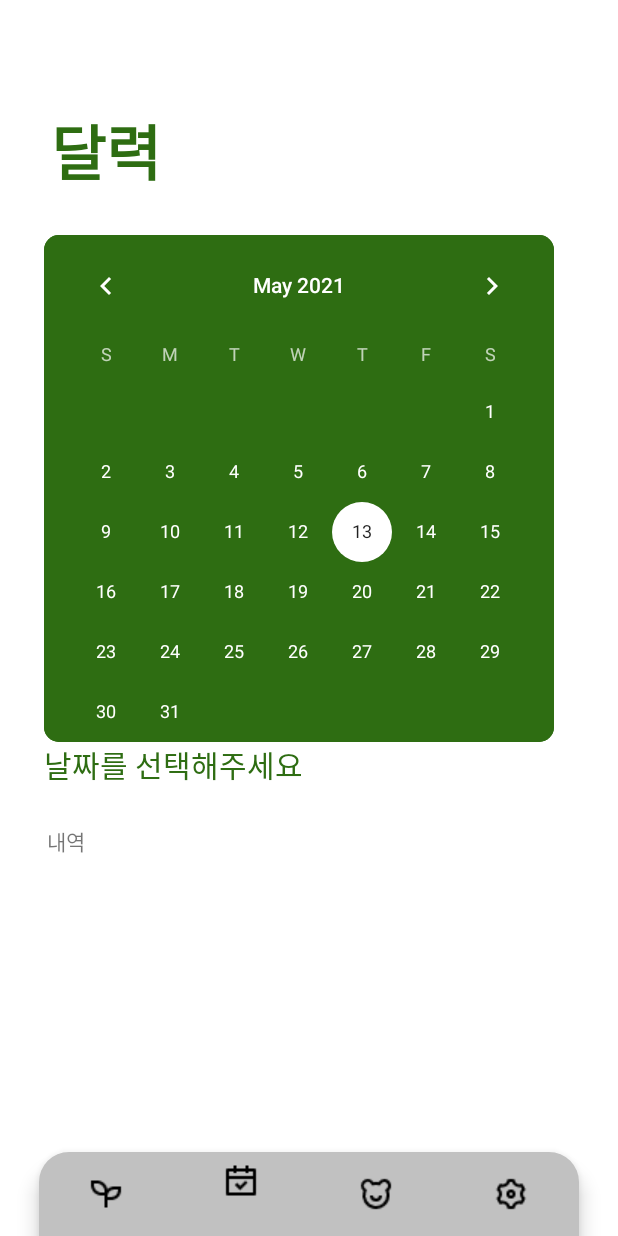
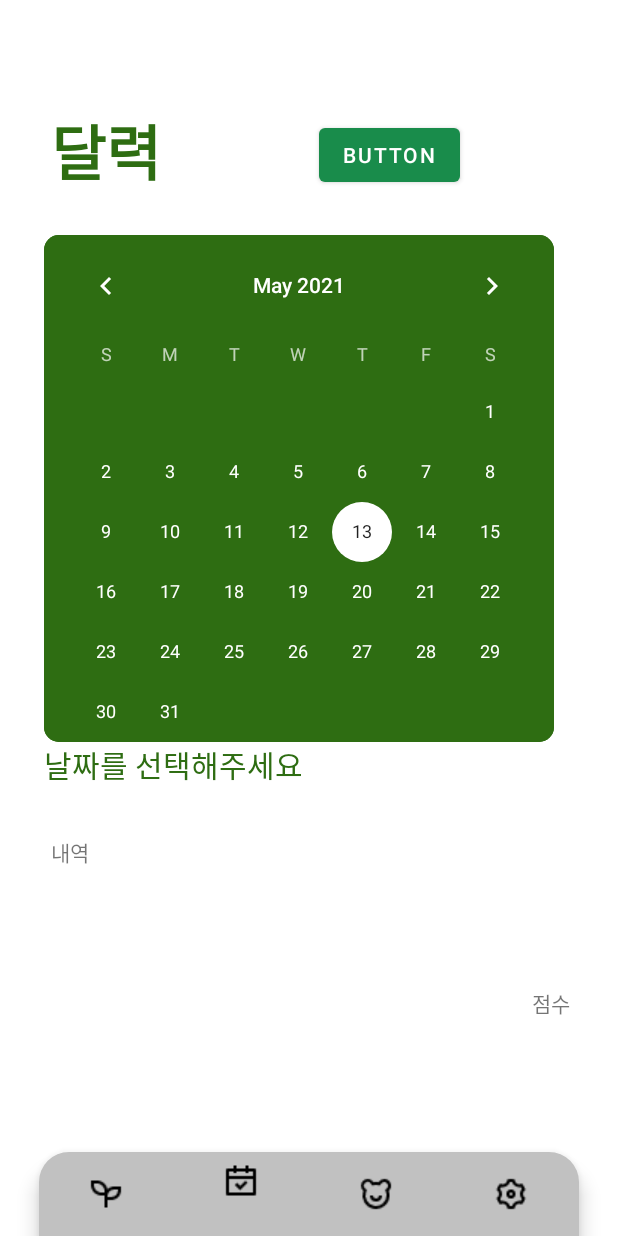
Before and after one commit to sunginkweon/ecoco, an Android app: the screen it shows after launch (MainActivity), item 2 of the bottom bar chosen, on a phone screen of 412 x 824 dp. Run offline under Robolectric (Android 15) with nearby library versions, the phone set to English and light mode, and no system bars.

Commit message:
ecoco 바꿈

```diff
--- a/app/src/main/java/com/example/ecoco/FragmentPage1.java
+++ b/app/src/main/java/com/example/ecoco/FragmentPage1.java
@@ -20,12 +20,13 @@ import androidx.fragment.app.Fragment;
 
 import java.text.SimpleDateFormat;
 import java.util.Calendar;
+import java.util.Objects;
 
 import static android.content.Context.MODE_PRIVATE;
 
 public class FragmentPage1 extends Fragment {
     @SuppressLint("SimpleDateFormat")
-    SimpleDateFormat format1 = new SimpleDateFormat( "yyyy-MM-dd");
+    SimpleDateFormat format1 = new SimpleDateFormat( "yyyy-M-d");
     Calendar time = Calendar.getInstance();
     String format_time1 = format1.format(time.getTime());
 
@@ -78,7 +79,7 @@ public class FragmentPage1 extends Fragment {
         b.setOnClickListener(new View.OnClickListener() {
             @Override
             public void onClick(View v) {
-                ((MainActivity) getActivity()).openDatabase("database");
+                ((MainActivity) Objects.requireNonNull(getActivity())).openDatabase("database");
                 ((MainActivity) getActivity()).createTable();
                 int num_result = 0; // 값 초기화
                 StringBuilder result=new StringBuilder();
--- a/app/src/main/java/com/example/ecoco/FragmentPage2.java
+++ b/app/src/main/java/com/example/ecoco/FragmentPage2.java
@@ -1,7 +1,9 @@
 package com.example.ecoco;
 
 import android.content.Intent;
+import android.database.Cursor;
 import android.os.Bundle;
+import android.util.Log;
 import android.view.LayoutInflater;
 import android.view.View;
 import android.view.ViewGroup;
@@ -16,10 +18,13 @@ import androidx.fragment.app.Fragment;
 
 import java.io.FileInputStream;
 import java.io.IOException;
+import java.text.SimpleDateFormat;
+import java.util.Objects;
 
 public class FragmentPage2 extends Fragment {
     public CalendarView calendarView;
-    public TextView diaryTextView,dailydata;
+    public TextView Change_date, daily_data;
+
     @Nullable
     @Override
     public View onCreateView(@NonNull LayoutInflater inflater, @Nullable ViewGroup container, @Nullable Bundle savedInstanceState) {
@@ -27,13 +32,16 @@ public class FragmentPage2 extends Fragment {
         View rootView = inflater.inflate(R.layout.fragment_page_2, container, false);
 
         calendarView = rootView.findViewById(R.id.calendarView);
-        diaryTextView= rootView.findViewById(R.id.Date);
-        dailydata = rootView.findViewById(R.id.dailylist);
+        Change_date = rootView.findViewById(R.id.Date);
+        daily_data = rootView.findViewById(R.id.dailylist);
+
+
+
 
         calendarView.setOnDateChangeListener(new CalendarView.OnDateChangeListener() {
             @Override
             public void onSelectedDayChange(@NonNull CalendarView view, int year, int month, int dayOfMonth) {
-                diaryTextView.setText(String.format("%d / %d / %d",year,month+1,dayOfMonth));
+                Change_date.setText(String.format("%d-%d-%d",year,month+1,dayOfMonth));
             }
 
         });
--- a/app/src/main/res/layout/fragment_page_2.xml
+++ b/app/src/main/res/layout/fragment_page_2.xml
@@ -66,8 +66,8 @@
 
         <TextView
             android:id="@+id/dailylist"
-            android:layout_width="349dp"
-            android:layout_height="138dp"
+            android:layout_width="344dp"
+            android:layout_height="93dp"
             android:text="@string/list"
             app:layout_constraintBottom_toBottomOf="parent"
             app:layout_constraintEnd_toEndOf="parent"
@@ -75,6 +75,30 @@
             app:layout_constraintTop_toBottomOf="@+id/linearLayout3"
             app:layout_constraintVertical_bias="0.16" />
 
+        <TextView
+            android:id="@+id/point"
+            android:layout_width="wrap_content"
+            android:layout_height="wrap_content"
+            android:layout_marginTop="7dp"
+            android:text="@string/score"
+            app:layout_constraintBottom_toBottomOf="parent"
+            app:layout_constraintEnd_toEndOf="parent"
+            app:layout_constraintHorizontal_bias="0.917"
+            app:layout_constraintStart_toStartOf="parent"
+            app:layout_constraintTop_toBottomOf="@+id/dailylist"
+            app:layout_constraintVertical_bias="0.0" />
+
+        <Button
+            android:id="@+id/button"
+            android:layout_width="wrap_content"
+            android:layout_height="wrap_content"
+            android:layout_marginBottom="29dp"
+            android:text="Button"
+            android:onClick="funcDataView"
+            app:layout_constraintBottom_toTopOf="@+id/linearLayout3"
+            app:layout_constraintEnd_toEndOf="parent"
+            app:layout_constraintStart_toEndOf="@+id/textView5" />
+
 
     </androidx.constraintlayout.widget.ConstraintLayout>
 </androidx.coordinatorlayout.widget.CoordinatorLayout>
--- a/app/src/main/res/values/strings.xml
+++ b/app/src/main/res/values/strings.xml
@@ -2,7 +2,6 @@
     <string name="app_name">ecoco</string>
     <string name="home">HOME</string>
     <string name="daily">daily</string>
-
 
 
     <string name="NoDisposable">일회용품 사용하지 않기 (2pt)</string>
@@ -51,4 +50,6 @@
     <string name="_00">00</string>
     <string name="sel_date">날짜를 선택해주세요</string>
     <string name="list">내역</string>
+    <string name="score">점수</string>
+    <string name="data">데이터</string>
 </resources>
```
Also changed, not shown: app/src/main/AndroidManifest.xml (+6 -8 lines), app/src/main/java/com/example/ecoco/MainActivity.java (+22 -14 lines), app/src/main/java/com/example/ecoco/UserData.java (added, +51 -0 lines), app/src/main/res/layout/activity_user_data.xml (added, +18 -0 lines).
